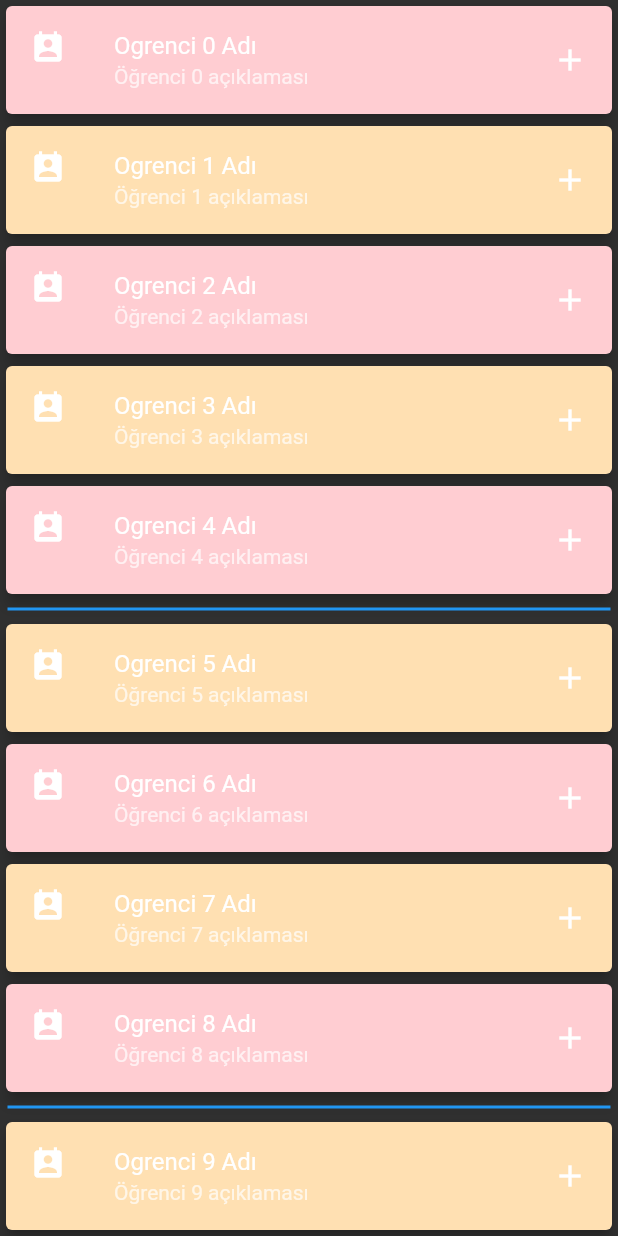
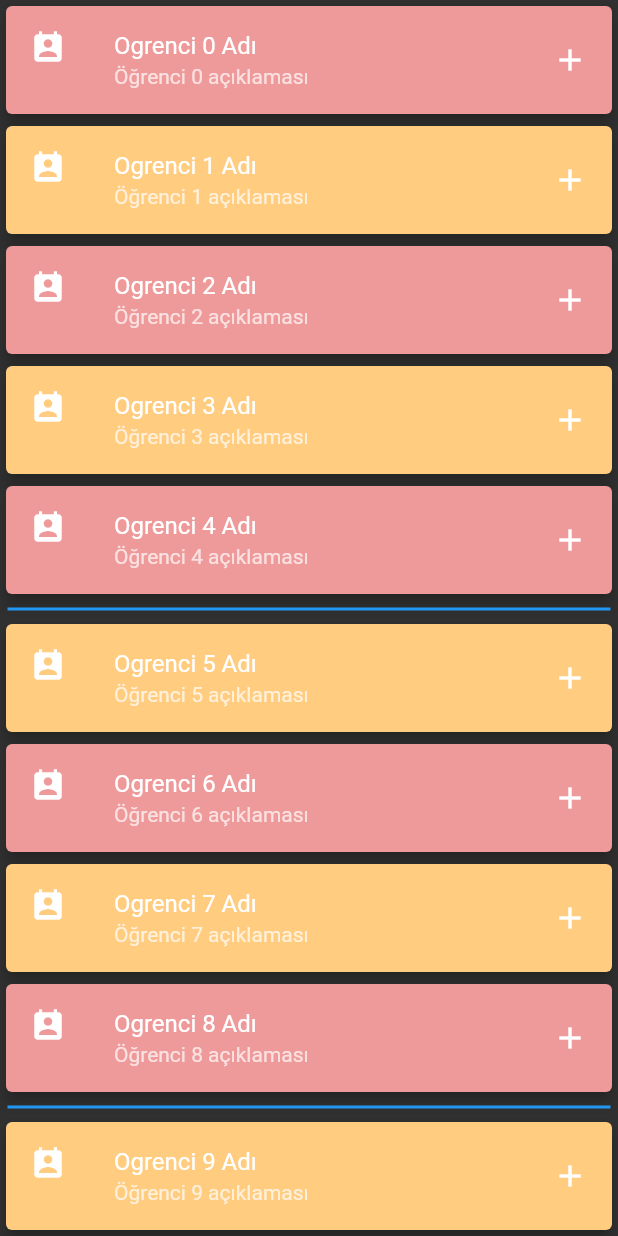
Before and after one commit to mustafauys/Introduction-to-Flutter, a Flutter app: the EtkinListe widget shown alone on an empty page, opened directly, on a phone screen of 412 x 824 dp. Run offline on Flutter 3.47's test engine with Material 2 defaults, Android fonts, the phone set to English and light mode, and no system bars; our stand-ins replace fluttertoast.

```diff
--- a/flutter_first/lib/ui/etkin_liste.dart
+++ b/flutter_first/lib/ui/etkin_liste.dart
@@ -24,7 +24,7 @@ class EtkinListe extends StatelessWidget {
         itemBuilder: (context, index) {
           return Card(
             color:
-                index % 2 == 0 ? Colors.red.shade100 : Colors.orange.shade100,
+                index % 2 == 0 ? Colors.red.shade200 : Colors.orange.shade200,
             elevation: 4,
             child: ListTile(
               leading: Icon(Icons.perm_contact_calendar),
```
